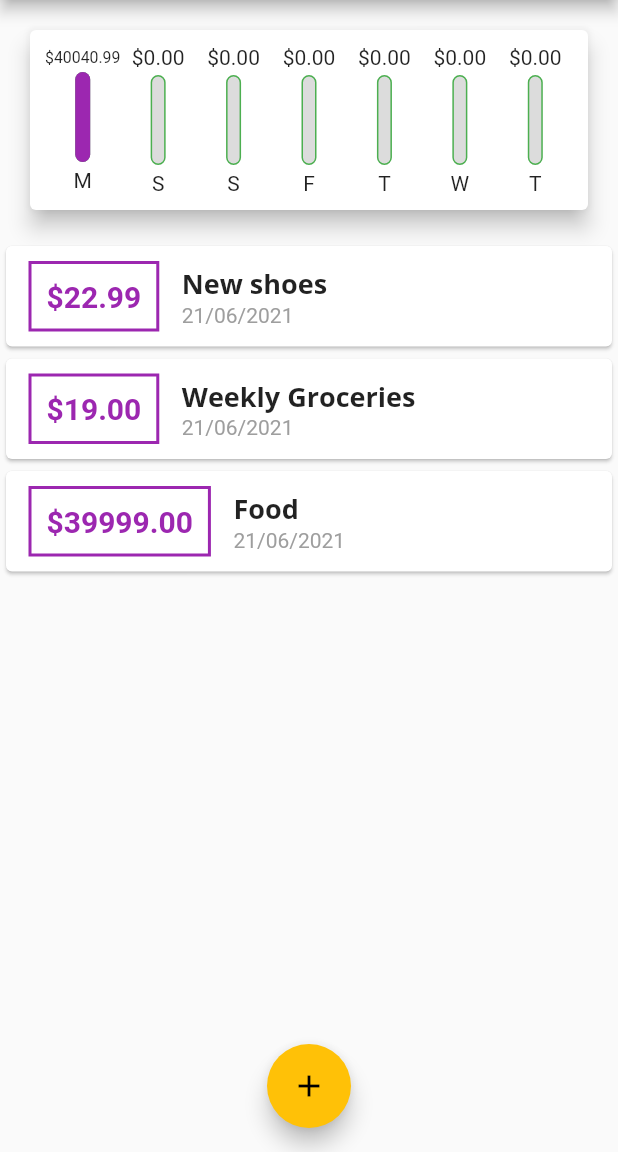
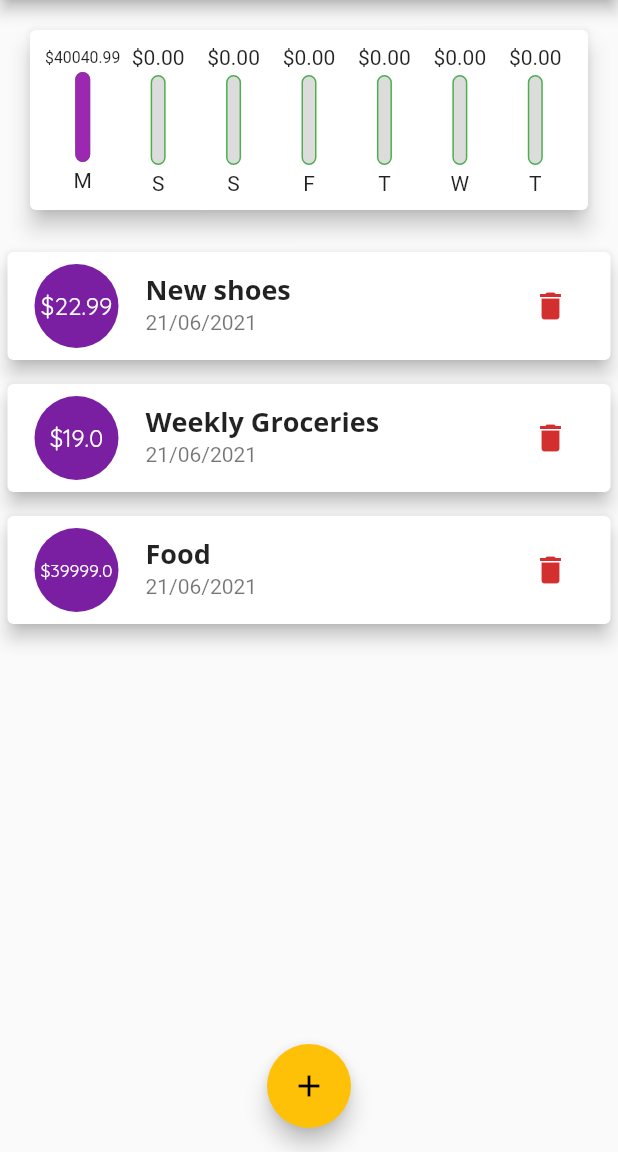
Before and after one commit to hovanvydut/personal-expenses-app-flutter, a Flutter app: the screen it shows after launch, on a phone screen of 412 x 824 dp, the part 84-1236 px from its top. Run offline on Flutter 3.47's test engine with Material 2 defaults, Android fonts, the phone set to English and light mode, and no system bars.

Commit message:
Add DateTime picker, Circle Avatar, ...

```diff
--- a/lib/widgets/transaction_list.dart
+++ b/lib/widgets/transaction_list.dart
@@ -4,13 +4,14 @@ import './../model/transaction.dart';
 
 class TransactionList extends StatelessWidget {
   final List<Transaction> transactions;
+  final Function _deleteTransaction;
 
-  TransactionList(this.transactions);
+  TransactionList(this.transactions, this._deleteTransaction);
 
   @override
   Widget build(BuildContext context) {
     return Container(
-        height: 400,
+        height: 500,
         child: transactions.isEmpty
             ? Column(
                 children: [
@@ -22,38 +23,17 @@ class TransactionList extends StatelessWidget {
             : ListView.builder(
                 itemBuilder: (ctx, index) {
                   return Card(
-                    child: Row(
-                      children: [
-                        Container(
-                          margin: EdgeInsets.symmetric(
-                              vertical: 10, horizontal: 15),
-                          decoration: BoxDecoration(
-                              border: Border.all(
-                            color: Theme.of(context).primaryColor,
-                            width: 2,
-                          )),
-                          padding: EdgeInsets.all(10),
-                          child: Text(
-                            '\$${transactions[index].amount.toStringAsFixed(2)}',
-                            style: TextStyle(
-                                fontWeight: FontWeight.bold,
-                                fontSize: 20,
-                                color: Theme.of(context).primaryColor),
-                          ),
-                        ),
-                        Column(
-                          crossAxisAlignment: CrossAxisAlignment.start,
-                          children: [
-                            Text(transactions[index].title,
-                                style: Theme.of(context).textTheme.title),
-                            Text(
-                              DateFormat('dd/MM/yyyy')
-                                  .format(transactions[index].date),
-                              style: TextStyle(color: Colors.grey),
-                            )
-                          ],
-                        )
-                      ],
+                    elevation: 5,
+                    margin: EdgeInsets.symmetric(vertical: 8, horizontal: 5),
+                    child: ListTile(
+                      leading: CircleAvatar(
+                        radius: 30,
+                        child: Padding(padding: EdgeInsets.all(6),
+                          child: FittedBox(child: Text('\$${transactions[index].amount}'))),
+                      ),
+                      title: Text(transactions[index].title, style: Theme.of(context).textTheme.title,),
+                      subtitle: Text(DateFormat('dd/MM/yyyy').format(transactions[index].date)),
+                      trailing: IconButton(onPressed: () => this._deleteTransaction(transactions[index].id), icon: Icon(Icons.delete), color: Theme.of(context).errorColor,),
                     ),
                   );
                 },
```
Also changed, not shown: lib/main.dart (+9 -3 lines), lib/widgets/new_transaction.dart (+39 -12 lines).
